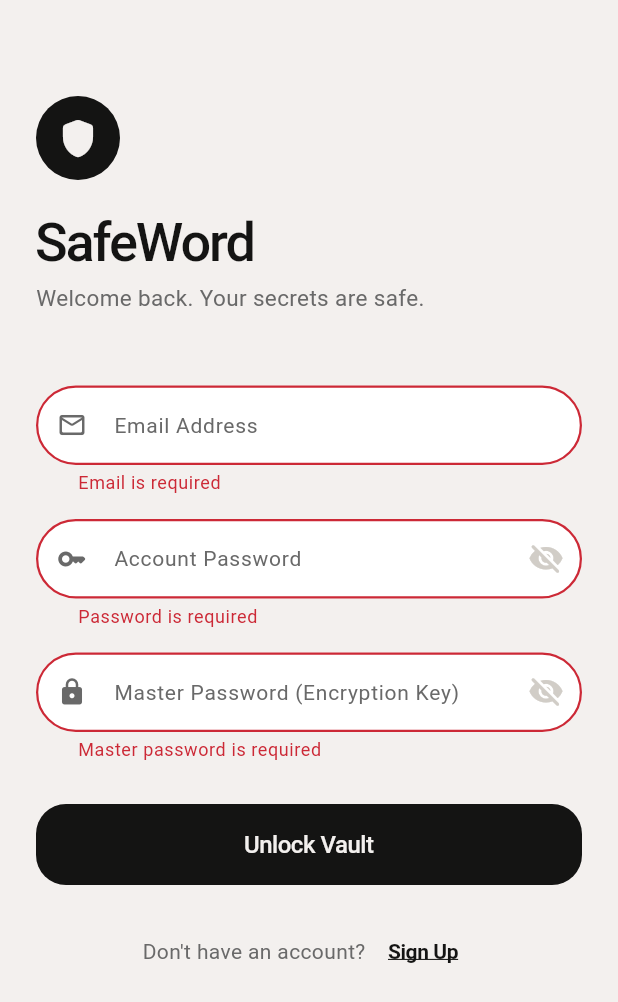
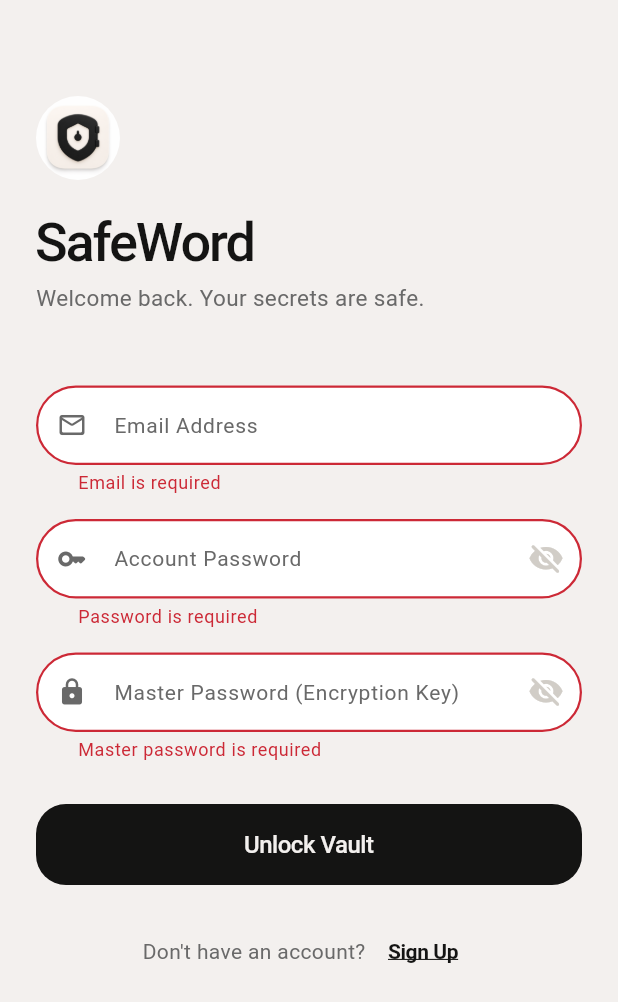
Before and after one commit to piyush-141/safeword, a Flutter app: the screen it shows after launch, after a tap on "Unlock Vault", on a phone screen of 412 x 824 dp. Shown: the top 1002 px of the screen. Run offline on Flutter 3.47's test engine with Material 3 defaults, Android fonts, the phone set to English and light mode, and no system bars; our stand-ins replace google_fonts, supabase_flutter; missing offline and left inert: encrypt, pointycastle; accounts and stored records are empty; Roboto replaces fonts that are missing (Sofia Sans).

Commit message:
UI: Replaced generic icons with custom brand icon asset across all screens

```diff
--- a/safeword/lib/main.dart
+++ b/safeword/lib/main.dart
@@ -107,11 +107,12 @@ class _SplashState extends State<_Splash> {
               width: 80,
               height: 80,
               decoration: BoxDecoration(
-                color: AppTheme.ink,
                 borderRadius: BorderRadius.circular(24),
+                image: const DecorationImage(
+                  image: AssetImage('assets/app_icon.png'),
+                  fit: BoxFit.cover,
+                ),
               ),
-              child: const Icon(Icons.shield_rounded,
-                  color: AppTheme.canvas, size: 44),
             ),
             const SizedBox(height: 28),
             Text(
--- a/safeword/lib/screens/login_screen.dart
+++ b/safeword/lib/screens/login_screen.dart
@@ -160,11 +160,12 @@ class _LoginScreenState extends State<LoginScreen>
           width: 56,
           height: 56,
           decoration: const BoxDecoration(
-            color: AppTheme.ink,
             shape: BoxShape.circle,
+            image: DecorationImage(
+              image: AssetImage('assets/app_icon.png'),
+              fit: BoxFit.cover,
+            ),
           ),
-          child: const Icon(Icons.shield_rounded,
-              color: AppTheme.canvas, size: 30),
         ),
         const SizedBox(height: 24),
         Text(
--- a/safeword/pubspec.yaml
+++ b/safeword/pubspec.yaml
@@ -68,10 +68,8 @@ flutter:
   # the material Icons class.
   uses-material-design: true
 
-  # To add assets to your application, add an assets section, like this:
-  # assets:
-  #   - images/a_dot_burr.jpeg
-  #   - images/a_dot_ham.jpeg
+  assets:
+    - assets/
 
   # An image asset can refer to one or more resolution-specific "variants", see
   # https://flutter.dev/to/resolution-aware-images
```
Also changed, not shown: safeword/lib/screens/vault_list_screen.dart (+4 -6 lines).
